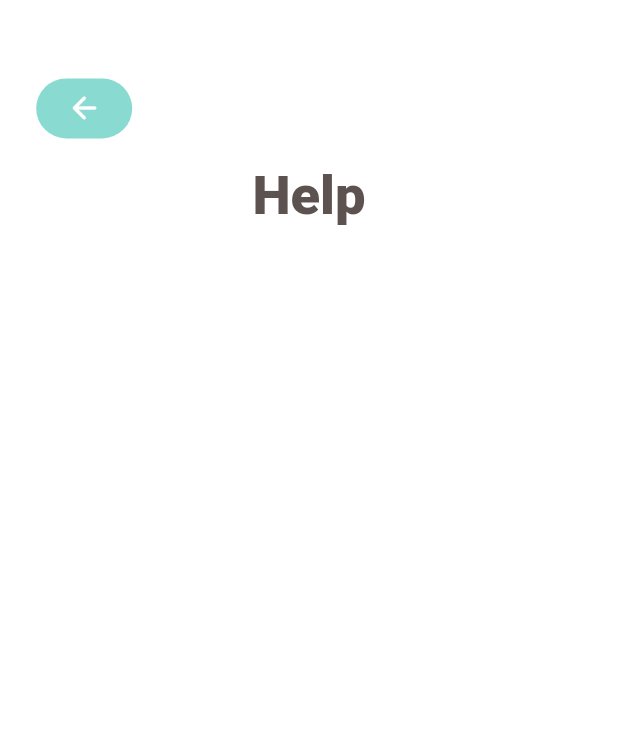
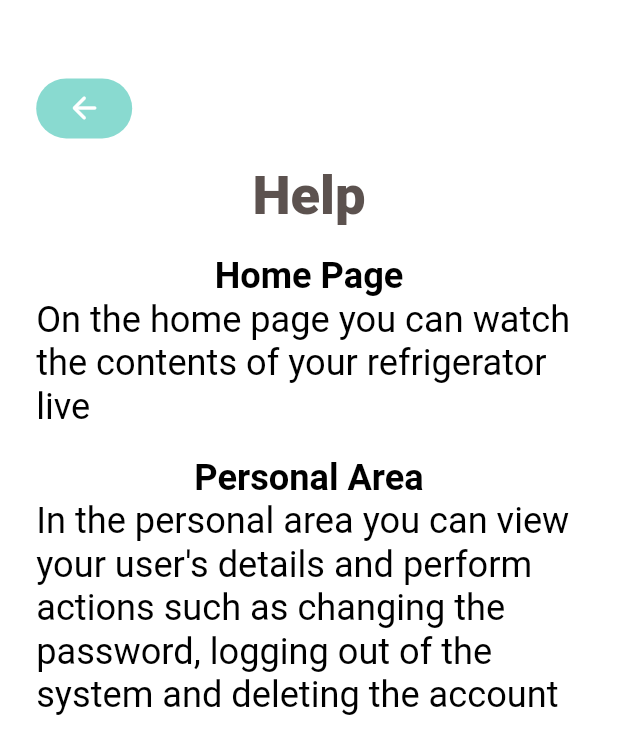
Before and after one commit to coralavital/Final_Project, a Flutter app: the Help screen opened by its route, on a phone screen of 412 x 824 dp. Shown: the top 754 px of the screen. Run offline on Flutter 3.47's test engine with Material 2 defaults, Android fonts, the phone set to English and light mode, and no system bars; our stand-ins replace bottom_navy_bar, dots_indicator, dropdown_button2, firebase_auth, firebase_core, get and 1 more; missing offline and left inert: flutterfire_ui; accounts and stored records are empty; network calls fail.

Commit message:
some changes

```diff
--- a/lib/main.dart
+++ b/lib/main.dart
@@ -13,6 +13,7 @@ import 'package:get/get.dart';
 Future<void> main() async {
   WidgetsFlutterBinding.ensureInitialized();
   await Firebase.initializeApp(
+    name: 'FridgeIT',
    options: DefaultFirebaseOptions.currentPlatform,
  );
   await dep.init();
@@ -21,7 +22,6 @@ Future<void> main() async {
 
 // MyApp class
 class MyApp extends StatelessWidget {
-  final Future<FirebaseApp> _fbApp = Firebase.initializeApp();
 
   MyApp({Key? key}) : super(key: key);
   @override
@@ -30,7 +30,7 @@ class MyApp extends StatelessWidget {
     return GetBuilder<PopularProductController>(builder: (_) {
       return GetMaterialApp(
           debugShowCheckedModeBanner: false,
-          title: 'Flutter Demo',
+          title: 'FridgeIT',
           theme: ThemeData(
             primarySwatch: Colors.teal,
           ),
--- a/lib/pages/lists/list_page.dart
+++ b/lib/pages/lists/list_page.dart
@@ -30,7 +30,6 @@ class ListPage extends StatelessWidget {
                     left: Dimensions.size20,
                     right: Dimensions.size20,
                     bottom: 0,
-                    child: Container(
                     child: MediaQuery.removePadding(
                         context: context,
                         removeTop: true,
@@ -136,7 +135,6 @@ class ListPage extends StatelessWidget {
                                 );
                               });
                         })),
-                    ),
                   )
                 : const NoDataPage(text: 'Your list is empty.');
           }),
--- a/lib/pages/menu_item/about.dart
+++ b/lib/pages/menu_item/about.dart
@@ -49,7 +49,7 @@ class _AboutPageState extends State<About> {
                 crossAxisAlignment: CrossAxisAlignment.center,
                 children: [
                   BigText(
-                    text: "About FridgeIT",
+                    text: "About flutter_application_1",
                     size: Dimensions.size30,
                     color: AppColors.titleColor,
                     fontWeight: FontWeight.w900,
@@ -61,7 +61,7 @@ class _AboutPageState extends State<About> {
                     textAlign: TextAlign.center,
                     size: Dimensions.size15,
                     text:
-                        "At FridgeIT, we're building new and innovative ways to help people understand and talk about sustainability"
+                        "At flutter_application_1, we're building new and innovative ways to help people understand and talk about sustainability"
                         "and the makeup of our company reflects the diverse perspectives of the people who use our technologies."
                         "The product is designed to record products that are in the refrigerator and in addition to allow products to be scanned in"
                         "order to get the expiration date of products and to help people keep track of the products they have and the expiration date of these products.",
--- a/lib/pages/menu_item/help.dart
+++ b/lib/pages/menu_item/help.dart
@@ -4,6 +4,8 @@ import 'package:final_project/utils/colors.dart';
 import 'package:final_project/utils/dimensions.dart';
 import 'package:final_project/widgets/big_text.dart';
 import 'package:final_project/widgets/top_navbar.dart';
+
+import '../../widgets/small_text.dart';
 
 // Account class
 class Help extends StatefulWidget {
@@ -53,12 +55,35 @@ class _HelpPageState extends State<Help> {
                     color: AppColors.titleColor,
                     fontWeight: FontWeight.w900,
                   ),
+                  SizedBox(
+                    height: Dimensions.size15,
+                  ),
+                  SmallText(
+                      textAlign: TextAlign.center,
+                      size: Dimensions.size20,
+                      fontWeight: FontWeight.bold,
+                      text: "Home Page"),
+                  SmallText(
+                      textAlign: TextAlign.center,
+                      size: Dimensions.size20,
+                      text:
+                          "On the home page you can watch the contents of your refrigerator live"),
+                  SizedBox(
+                    height: Dimensions.size15,
+                  ),
+                  SmallText(
+                      textAlign: TextAlign.center,
+                      size: Dimensions.size20,
+                      fontWeight: FontWeight.bold,
+                      text: "Personal Area"),
+                  SmallText(
+                      textAlign: TextAlign.center,
+                      size: Dimensions.size20,
+                      text:
+                          "In the personal area you can view your user's details and perform actions such as changing the password, logging out of the system and deleting the account"),
                 ],
               ),
             ),
-          ),
-          const Positioned(
-            child: Text(""),
           ),
         ],
       ),
--- a/lib/widgets/top_navbar.dart
+++ b/lib/widgets/top_navbar.dart
@@ -29,15 +29,19 @@ class TopNavbar extends StatelessWidget {
               children: [
                 Column(
                   children: [
-                    BigText(text: 'FridgeIT', color: AppColors.mainColor),
+                    BigText(
+                        text: 'FridgeIT',
+                        color: AppColors.mainColor),
                   ],
                 ),
                 Column(
                   children: [
-                    DropdownButton2(
-                      customButton: Icon(Icons.list_rounded,
-                          size: Dimensions.size30, color: AppColors.mainColor),
-                      customItemsIndexes: const [4],
+                    DropdownButtonHideUnderline(
+                      child: DropdownButton2(
+                        customButton: Icon(Icons.list,
+                            size: Dimensions.size30,
+                            color: AppColors.mainColor),
+                        customItemsIndexes: const [2],
                         customItemsHeight: Dimensions.size20,
                         items: [
                           ...NavbarMenuItems.firstItems.map(
@@ -72,7 +76,8 @@ class TopNavbar extends StatelessWidget {
                           color: AppColors.mainColor,
                         ),
                         dropdownElevation: 8,
-                      offset: const Offset(2, 8),
+                        offset: const Offset(0, 8),
+                      ),
                     ),
                   ],
                 ),
```
Also changed, not shown: lib/pages/auth/auth_gate.dart (+7 -5 lines), lib/pages/home/home_page.dart (+4 -4 lines), lib/widgets/menu_item.dart (+4 -7 lines), lib/firebase_options.dart, 23 other files. Lines whose indentation alone changed are shown as unchanged.
